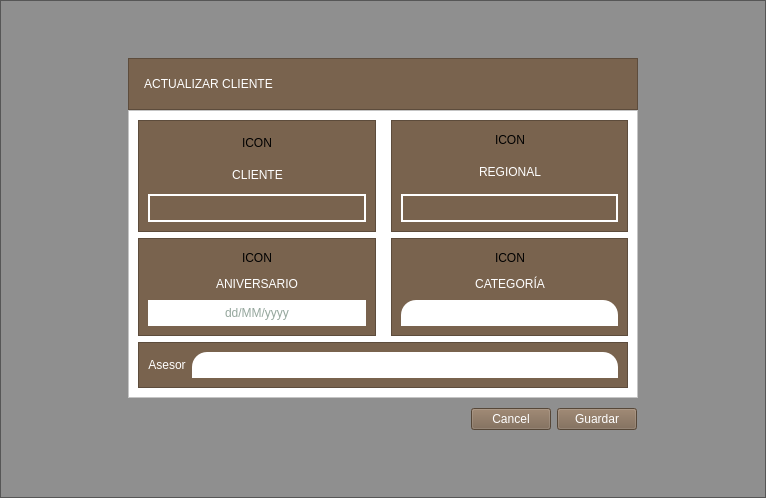
First picture: the form in update_client.ui, repository altitude-solutions/Camino_Real_Desktop, before the edit.
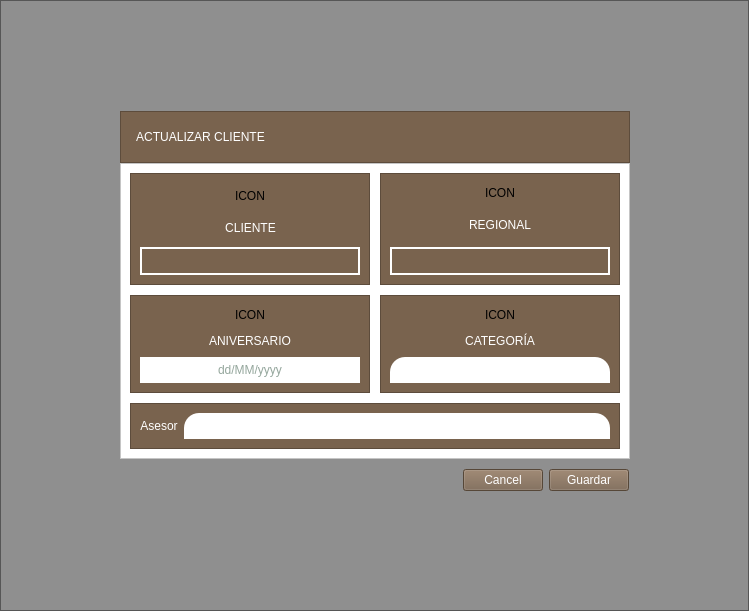
Second picture: the form after the edit.

```diff
--- a/update_client.ui
+++ b/update_client.ui
@@ -6,14 +6,14 @@
    <rect>
     <x>0</x>
     <y>0</y>
-    <width>766</width>
-    <height>498</height>
+    <width>749</width>
+    <height>611</height>
    </rect>
   </property>
   <property name="windowTitle">
    <string>Form</string>
   </property>
-  <layout class="QHBoxLayout" name="horizontalLayout_15">
+  <layout class="QHBoxLayout" name="horizontalLayout_12">
    <property name="spacing">
     <number>0</number>
    </property>
@@ -55,7 +55,7 @@
        </spacer>
       </item>
       <item>
-       <layout class="QHBoxLayout" name="horizontalLayout_14">
+       <layout class="QHBoxLayout" name="horizontalLayout_10">
         <item>
          <spacer name="horizontalSpacer_18">
           <property name="orientation">
@@ -140,12 +140,15 @@
              <enum>QFrame::Raised</enum>
             </property>
             <layout class="QVBoxLayout" name="verticalLayout_5">
+             <property name="spacing">
+              <number>10</number>
+             </property>
              <item>
-              <layout class="QHBoxLayout" name="horizontalLayout_10">
+              <layout class="QGridLayout" name="gridLayout">
                <property name="spacing">
-                <number>15</number>
+                <number>10</number>
                </property>
-               <item>
+               <item row="0" column="0">
                 <widget class="QFrame" name="frame_2">
                  <property name="styleSheet">
                   <string notr="true">background-color:#79634E;</string>
@@ -263,7 +266,7 @@
                  </layout>
                 </widget>
                </item>
-               <item>
+               <item row="0" column="1">
                 <widget class="QFrame" name="frame_3">
                  <property name="styleSheet">
                   <string notr="true">background-color:#79634E;</string>
@@ -384,14 +387,7 @@
                  </layout>
                 </widget>
                </item>
-              </layout>
-             </item>
-             <item>
-              <layout class="QHBoxLayout" name="horizontalLayout_12">
-               <property name="spacing">
-                <number>15</number>
-               </property>
-               <item>
+               <item row="1" column="0">
                 <widget class="QFrame" name="frame_4">
                  <property name="styleSheet">
                   <string notr="true">background-color:#79634E;</string>
@@ -508,7 +504,7 @@
                  </layout>
                 </widget>
                </item>
-               <item>
+               <item row="1" column="1">
                 <widget class="QFrame" name="frame_5">
                  <property name="styleSheet">
                   <string notr="true">background-color:#79634E;</string>
```
